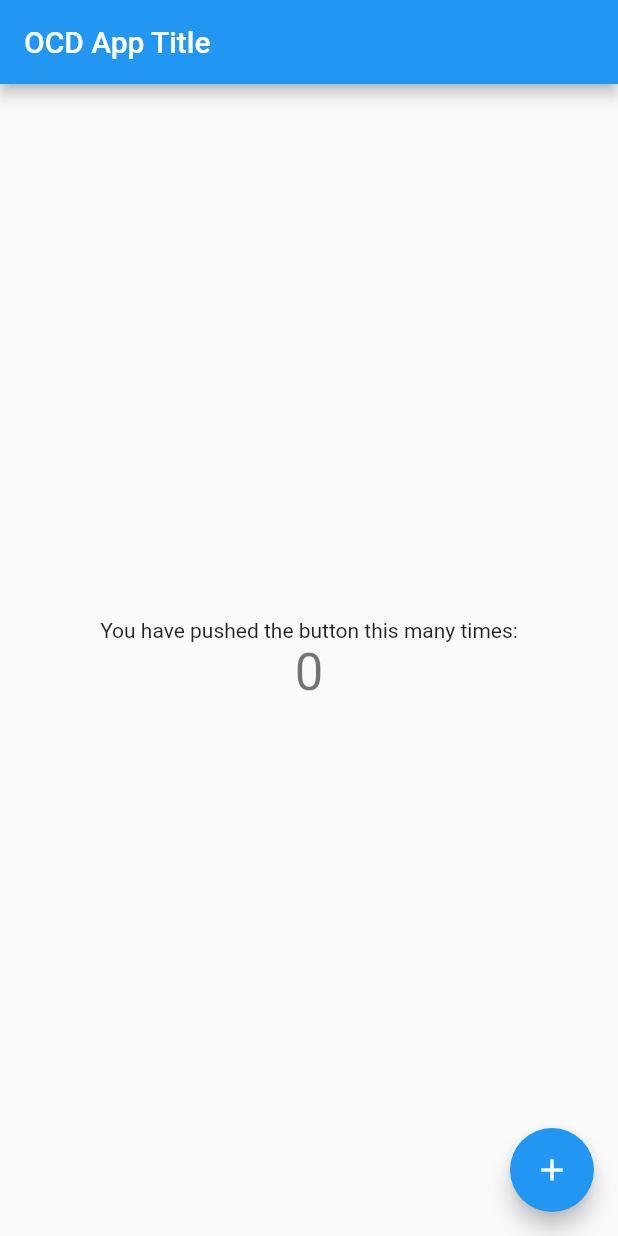
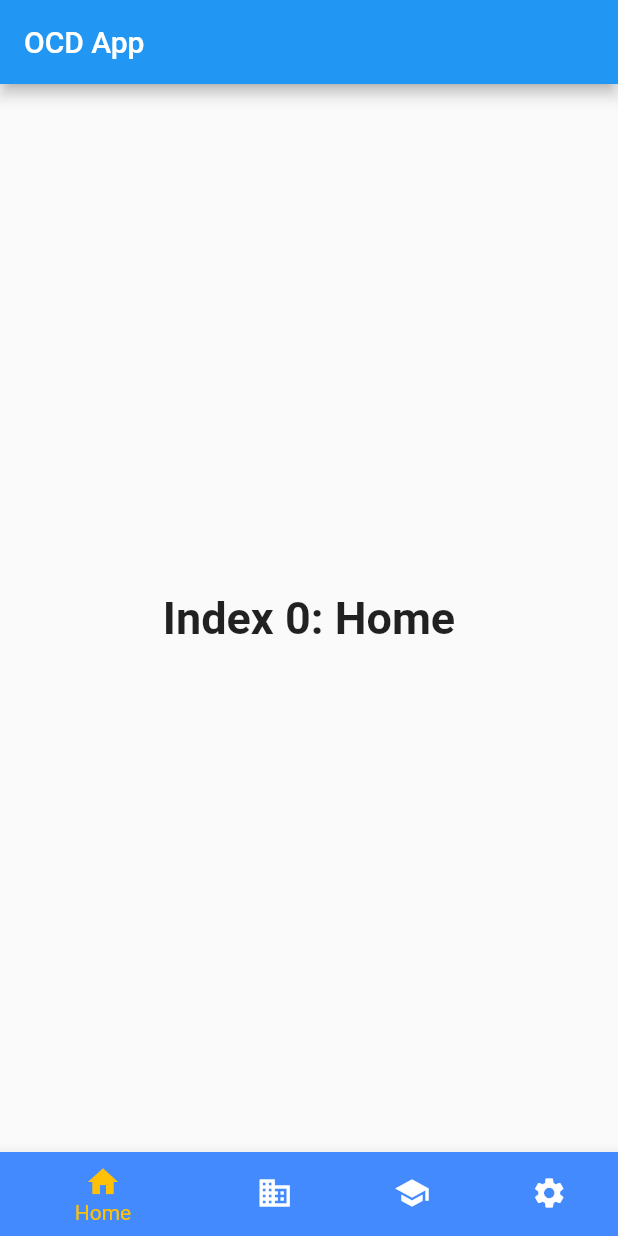
Before and after one commit to twhc20/OCD-flutter-project, a Flutter app: the screen it shows after launch, on a phone screen of 412 x 824 dp. Run offline on Flutter 3.47's test engine with Material 2 defaults, Android fonts, the phone set to English and light mode, and no system bars.

```diff
--- a/lib/main.dart
+++ b/lib/main.dart
@@ -10,106 +10,86 @@ class MyApp extends StatelessWidget {
   // This widget is the root of your application.
   @override
   Widget build(BuildContext context) {
-    return MaterialApp(
-      title: 'Flutter Demo',
-      theme: ThemeData(
-        // This is the theme of your application.
-        //
-        // Try running your application with "flutter run". You'll see the
-        // application has a blue toolbar. Then, without quitting the app, try
-        // changing the primarySwatch below to Colors.green and then invoke
-        // "hot reload" (press "r" in the console where you ran "flutter run",
-        // or simply save your changes to "hot reload" in a Flutter IDE).
-        // Notice that the counter didn't reset back to zero; the application
-        // is not restarted.
-        primarySwatch: Colors.blue,
-      ),
-      home: const MyHomePage(title: 'OCD App Title'),
+    return const MaterialApp(
+      title: 'OCD App',
+      home: MyStatefulWidget(),
     );
   }
 }
 
-class MyHomePage extends StatefulWidget {
-  const MyHomePage({Key? key, required this.title}) : super(key: key);
-
-  // This widget is the home page of your application. It is stateful, meaning
-  // that it has a State object (defined below) that contains fields that affect
-  // how it looks.
-
-  // This class is the configuration for the state. It holds the values (in this
-  // case the title) provided by the parent (in this case the App widget) and
-  // used by the build method of the State. Fields in a Widget subclass are
-  // always marked "final".
-
-  final String title;
+class MyStatefulWidget extends StatefulWidget {
+  const MyStatefulWidget({Key? key}) : super(key: key);
 
   @override
-  State<MyHomePage> createState() => _MyHomePageState();
+  State<MyStatefulWidget> createState() => _MyStatefulWidgetState();
 }
 
-class _MyHomePageState extends State<MyHomePage> {
-  int _counter = 0;
+class _MyStatefulWidgetState extends State<MyStatefulWidget> {
+  int _selectedIndex = 0;
+  static const TextStyle optionStyle =
+      TextStyle(fontSize: 30, fontWeight: FontWeight.bold);
+  static const List<Widget> _widgetOptions = <Widget>[
+    Text(
+      'Index 0: Home',
+      style: optionStyle,
+    ),
+    Text(
+      'Index 1: Business',
+      style: optionStyle,
+    ),
+    Text(
+      'Index 2: School',
+      style: optionStyle,
+    ),
+    Text(
+      'Index 3: Settings',
+      style: optionStyle,
+    ),
+  ];
 
-  void _incrementCounter() {
+  void _onItemTapped(int index) {
     setState(() {
-      // This call to setState tells the Flutter framework that something has
-      // changed in this State, which causes it to rerun the build method below
-      // so that the display can reflect the updated values. If we changed
-      // _counter without calling setState(), then the build method would not be
-      // called again, and so nothing would appear to happen.
-      _counter++;
+      _selectedIndex = index;
     });
   }
 
   @override
   Widget build(BuildContext context) {
-    // This method is rerun every time setState is called, for instance as done
-    // by the _incrementCounter method above.
-    //
-    // The Flutter framework has been optimized to make rerunning build methods
-    // fast, so that you can just rebuild anything that needs updating rather
-    // than having to individually change instances of widgets.
     return Scaffold(
       appBar: AppBar(
-        // Here we take the value from the MyHomePage object that was created by
-        // the App.build method, and use it to set our appbar title.
-        title: Text(widget.title),
+        title: const Text('OCD App'),
       ),
       body: Center(
-        // Center is a layout widget. It takes a single child and positions it
-        // in the middle of the parent.
-        child: Column(
-          // Column is also a layout widget. It takes a list of children and
-          // arranges them vertically. By default, it sizes itself to fit its
-          // children horizontally, and tries to be as tall as its parent.
-          //
-          // Invoke "debug painting" (press "p" in the console, choose the
-          // "Toggle Debug Paint" action from the Flutter Inspector in Android
-          // Studio, or the "Toggle Debug Paint" command in Visual Studio Code)
-          // to see the wireframe for each widget.
-          //
-          // Column has various properties to control how it sizes itself and
-          // how it positions its children. Here we use mainAxisAlignment to
-          // center the children vertically; the main axis here is the vertical
-          // axis because Columns are vertical (the cross axis would be
-          // horizontal).
-          mainAxisAlignment: MainAxisAlignment.center,
-          children: <Widget>[
-            const Text(
-              'You have pushed the button this many times:',
-            ),
-            Text(
-              '$_counter',
-              style: Theme.of(context).textTheme.headline4,
-            ),
-          ],
-        ),
+        child: _widgetOptions.elementAt(_selectedIndex),
       ),
-      floatingActionButton: FloatingActionButton(
-        onPressed: _incrementCounter,
-        tooltip: 'Increment',
-        child: const Icon(Icons.add),
-      ), // This trailing comma makes auto-formatting nicer for build methods.
+      bottomNavigationBar: BottomNavigationBar(
+        type: BottomNavigationBarType.shifting,
+        items: const <BottomNavigationBarItem>[
+          BottomNavigationBarItem(
+            icon: Icon(Icons.home),
+            label: 'Home',
+            backgroundColor: Colors.blueAccent,
+          ),
+          BottomNavigationBarItem(
+            icon: Icon(Icons.business),
+            label: 'Business',
+            backgroundColor: Colors.blueAccent,
+          ),
+          BottomNavigationBarItem(
+            icon: Icon(Icons.school),
+            label: 'School',
+            backgroundColor: Colors.blueAccent,
+          ),
+          BottomNavigationBarItem(
+            icon: Icon(Icons.settings),
+            label: 'Settings',
+            backgroundColor: Colors.blueAccent,
+          ),
+        ],
+        currentIndex: _selectedIndex,
+        selectedItemColor: Colors.amber,
+        onTap: _onItemTapped,
+      ),
     );
   }
 }
```
